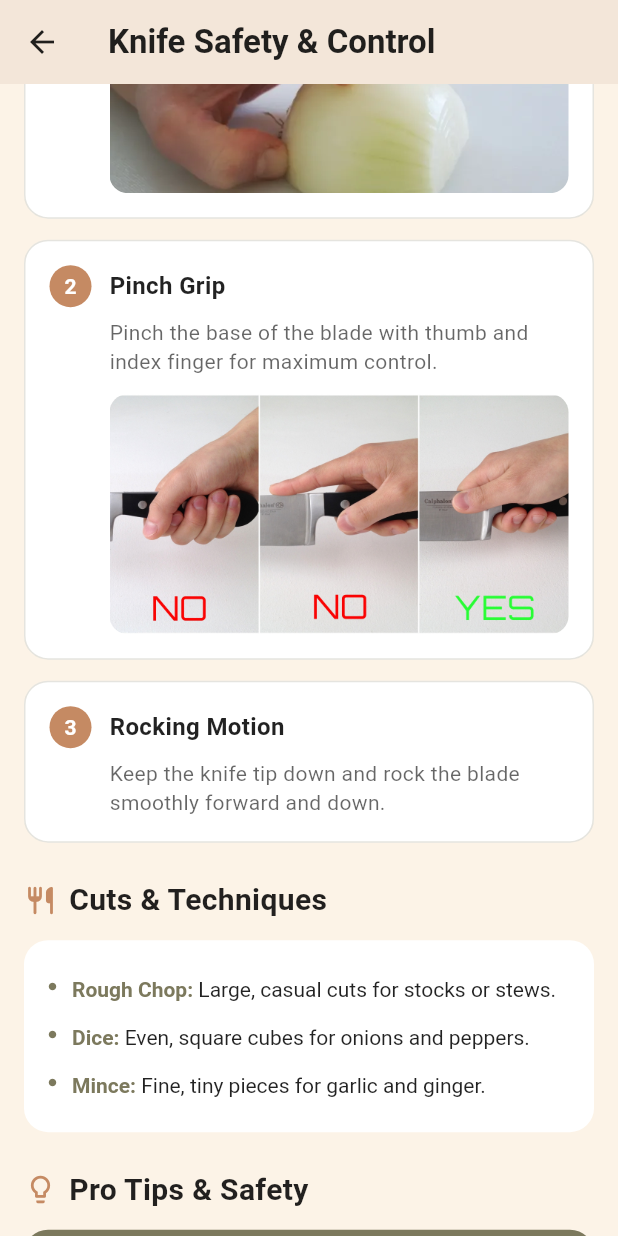
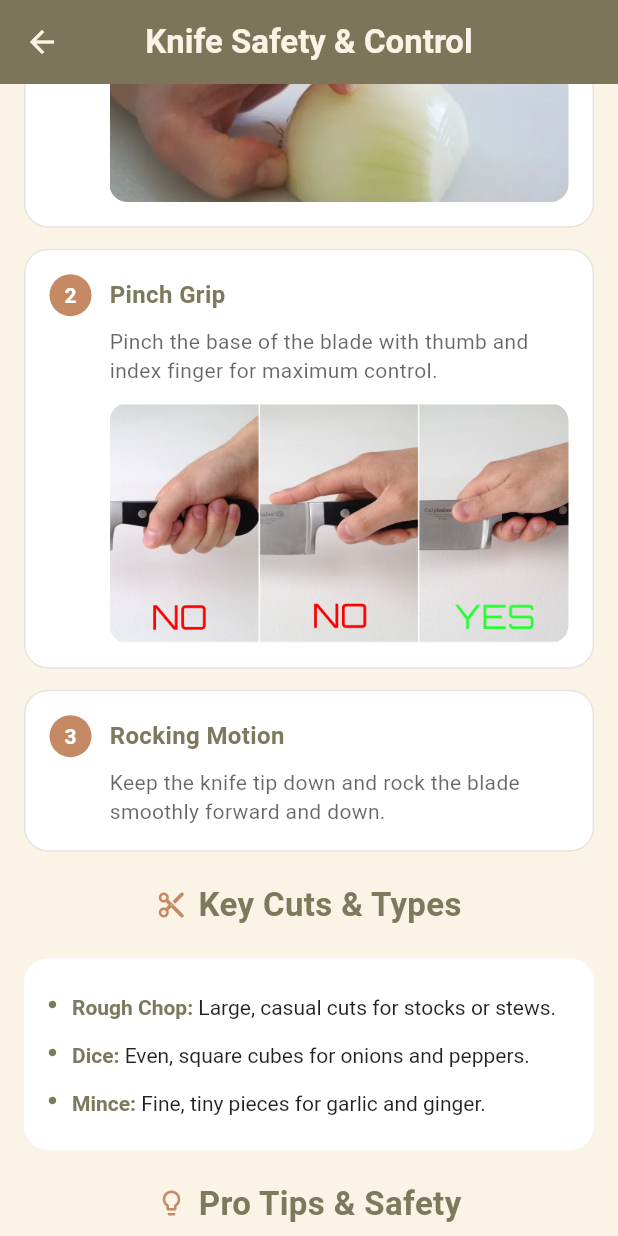
Before and after one commit to STEM-Institute-2026/chefs_apprentice, a Flutter app: the SkillDetailScreen screen opened directly with sample values from the repository, scrolled down 576 dp, on a phone screen of 412 x 824 dp. Run offline on Flutter 3.47's test engine with Material 3 defaults, Android fonts, the phone set to English and light mode, and no system bars; our stand-ins replace image_picker, video_player; network calls fail.

Commit message:
refined skill screen and created app bar reusable widget

```diff
--- a/lib/screens/skill_detail_screen.dart
+++ b/lib/screens/skill_detail_screen.dart
@@ -1,7 +1,7 @@
 import 'package:flutter/material.dart';
 import 'package:video_player/video_player.dart';
 import '../models/models.dart';
-
+import 'widgets/header_and_app_bar.dart';
 class SkillDetailScreen extends StatefulWidget {
   final SkillModel skill;
 
@@ -63,45 +63,46 @@ class _SkillDetailScreenState extends State<SkillDetailScreen> {
   Widget build(BuildContext context) {
     return Scaffold(
       backgroundColor: AppColors.creamBackground,
-      appBar: AppBar(
-        backgroundColor: AppColors.creamBackground,
-        elevation: 0,
-        title: Text(
-          widget.skill.name,
-          style: const TextStyle(
-            color: Colors.black87,
-            fontWeight: FontWeight.bold,
-          ),
-        ),
-        iconTheme: const IconThemeData(color: Colors.black87),
-      ),
+      appBar: CustomAppBar(title: widget.skill.name),
       body: SingleChildScrollView(
         physics: const BouncingScrollPhysics(),
         padding: const EdgeInsets.symmetric(horizontal: 16.0, vertical: 12.0),
         child: Column(
-          crossAxisAlignment: CrossAxisAlignment.start,
+          crossAxisAlignment: CrossAxisAlignment.center,
           children: [
             // 1. HERO VIDEO & SHORT DESCRIPTION
             _buildHeroVideoSection(),
-            const SizedBox(height: 24),
+            const SizedBox(height: 12),
 
             // 2. CORE STEPS SECTION
-            _buildSectionHeader('Core Steps', Icons.list_alt_rounded),
+            HeaderWidget(
+              headerText: 'Core Steps',
+              icon: Icons.restaurant_rounded,
+              iconColor: AppColors.terracottaAccent,
+            ),
             const SizedBox(height: 12),
             _buildStepsList(),
-            const SizedBox(height: 24),
+            const SizedBox(height: 12),
 
             // 3. KEY CUTS & TYPES
             if (widget.skill.keyTypesOrCuts.isNotEmpty) ...[
-              _buildSectionHeader('Cuts & Techniques', Icons.restaurant_rounded),
+              HeaderWidget(
+                headerText: 'Key Cuts & Types',
+                icon: Icons.cut_rounded,
+                iconColor: AppColors.terracottaAccent,
+              ),
               const SizedBox(height: 12),
               _buildKeyCutsCard(),
-              const SizedBox(height: 24),
+              const SizedBox(height: 12),
             ],
 
             // 4. SAFETY & PRO TIPS
             if (widget.skill.safetyOrProTips.isNotEmpty) ...[
-              _buildSectionHeader('Pro Tips & Safety', Icons.lightbulb_outline_rounded),
+              HeaderWidget(
+                headerText: 'Pro Tips & Safety',
+                icon: Icons.lightbulb_outline_rounded,
+                iconColor: AppColors.terracottaAccent,
+              ),
               const SizedBox(height: 12),
               _buildProTipsCard(),
               const SizedBox(height: 24),
@@ -122,27 +123,10 @@ class _SkillDetailScreenState extends State<SkillDetailScreen> {
   // WIDGET BUILDERS
   // ==========================================
 
-  Widget _buildSectionHeader(String title, IconData icon) {
-    return Row(
-      children: [
-        Icon(icon, color: AppColors.terracottaAccent, size: 22),
-        const SizedBox(width: 8),
-        Text(
-          title,
-          style: const TextStyle(
-            fontSize: 20,
-            fontWeight: FontWeight.bold,
-            color: Colors.black87,
-          ),
-        ),
-      ],
-    );
-  }
-
   Widget _buildHeroVideoSection() {
     return Container(
       decoration: BoxDecoration(
-        color: Colors.white,
+        color: AppColors.oliveSecondary,
         borderRadius: BorderRadius.circular(20),
         boxShadow: [
           BoxShadow(
@@ -190,7 +174,7 @@ class _SkillDetailScreenState extends State<SkillDetailScreen> {
               style: const TextStyle(
                 fontSize: 15,
                 height: 1.4,
-                color: Colors.black87,
+                color: AppColors.creamBackground,
                 fontWeight: FontWeight.w500,
               ),
             ),
@@ -251,7 +235,7 @@ class _SkillDetailScreenState extends State<SkillDetailScreen> {
                       style: const TextStyle(
                         fontSize: 16,
                         fontWeight: FontWeight.bold,
-                        color: Colors.black87,
+                        color: AppColors.oliveSecondary,
                       ),
                     ),
                   ),
--- /dev/null
+++ b/lib/screens/widgets/header_and_app_bar.dart
@@ -0,0 +1,85 @@
+import 'package:charles_flutter_app_main/constants/app_styles.dart';
+import 'package:flutter/material.dart';
+import 'package:charles_flutter_app_main/constants/app_colors.dart';
+
+class HeaderWidget extends StatelessWidget {
+  // 1. Declare parameters (icon is optional with IconData?)
+  final String headerText;
+  final IconData? icon;
+  final Color? iconColor;
+
+  // 2. Constructor
+  const HeaderWidget({
+    super.key,
+    required this.headerText,
+    this.icon,
+    this.iconColor,
+  });
+
+  @override
+  Widget build(BuildContext context) {
+
+    return Padding(
+      padding: const EdgeInsets.fromLTRB(16.0, 8.0, 16.0, 8.0),
+      child: icon == null
+          // 🔹 Case A: No icon provided (e.g. "Tier Lessons")
+          ? Text(
+              headerText,
+              style: kHeaderTextStyle.copyWith(color: AppColors.oliveSecondary),
+            )
+          // 🔹 Case B: Icon provided (e.g. "Core Steps")
+          : Row(
+              mainAxisSize: MainAxisSize.min,
+              crossAxisAlignment: CrossAxisAlignment.center,
+              children: [
+                Icon(
+                  icon,
+                  size: 20, // Adjust size to match text height
+                  color: iconColor ?? AppColors.terracottaAccent, // Default to terracotta accent if not passed
+                ),
+                const SizedBox(width: 8), // Gap between icon and text
+                Text(
+                  headerText,
+                  style: kHeaderTextStyle.copyWith(color: AppColors.oliveSecondary),
+                ),
+              ],
+            ),
+    );
+  }
+}
+
+// app bar widget
+
+class CustomAppBar extends StatelessWidget implements PreferredSizeWidget {
+  final String title;
+  final Widget? leading;
+  final List<Widget>? actions;
+
+  const CustomAppBar({
+    super.key,
+    required this.title,
+    this.leading,
+    this.actions,
+  });
+
+  @override
+  Widget build(BuildContext context) {
+    return AppBar(
+      title: Text(
+        title,
+        style: const TextStyle(
+          fontWeight: FontWeight.bold,
+        ),
+      ),
+      centerTitle: true,
+      elevation: 0,
+      backgroundColor: AppColors.oliveSecondary,
+      foregroundColor: AppColors.creamBackground,
+      leading: leading,
+      actions: actions,
+    );
+  }
+
+  @override
+  Size get preferredSize => const Size.fromHeight(kToolbarHeight);
+}
```
Also changed, not shown: lib/screens/interactive_cooking_screen.dart (+2 -18 lines), lib/screens/profile_screen.dart (+97 -45 lines), lib/screens/recipe_catalog_screen.dart (+3 -10 lines), lib/screens/recipe_complete_screen.dart (+2 -16 lines), lib/screens/recipe_detail_screen.dart (+8 -28 lines), lib/screens/tier_detail_screen.dart (+2 -11 lines), lib/screens/tier_selection_screen.dart (+2 -14 lines), lib/screens/widgets/header_widget.dart (deleted, +0 -26 lines).
